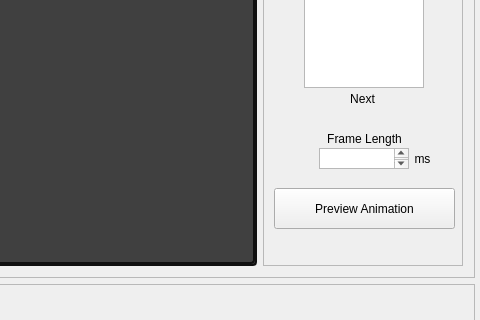
Qt form Tower_of_Lights_Editor_V3/mainwindow.ui (ThereIsNoEscape/cs383project) before a commit; both pictures show x 274 to 754 and y 250 to 570 of the 754 by 661 pixel window.
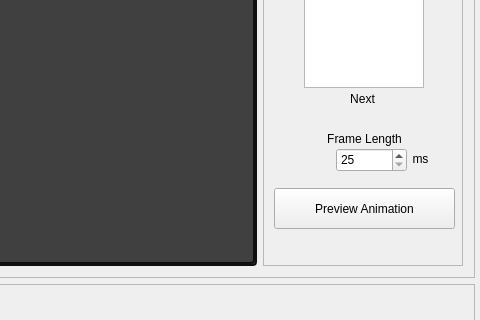
The same form after that commit.

```diff
--- a/Tower_of_Lights_Editor_V3/mainwindow.ui
+++ b/Tower_of_Lights_Editor_V3/mainwindow.ui
@@ -353,20 +353,10 @@
              <set>Qt::AlignCenter</set>
             </property>
            </widget>
-           <widget class="QPlainTextEdit" name="plainTextEdit">
-            <property name="geometry">
-             <rect>
-              <x>55</x>
-              <y>380</y>
-              <width>90</width>
-              <height>21</height>
-             </rect>
-            </property>
-           </widget>
            <widget class="QLabel" name="label_9">
             <property name="geometry">
              <rect>
-              <x>143</x>
+              <x>141</x>
               <y>380</y>
               <width>31</width>
               <height>21</height>
@@ -392,6 +382,28 @@
              <string>Preview Animation</string>
             </property>
            </widget>
+           <widget class="QSpinBox" name="spinBox">
+            <property name="geometry">
+             <rect>
+              <x>72</x>
+              <y>380</y>
+              <width>71</width>
+              <height>24</height>
+             </rect>
+            </property>
+            <property name="minimumSize">
+             <size>
+              <width>71</width>
+              <height>24</height>
+             </size>
+            </property>
+            <property name="minimum">
+             <number>25</number>
+            </property>
+            <property name="maximum">
+             <number>1000000</number>
+            </property>
+           </widget>
           </widget>
          </widget>
         </item>
```
